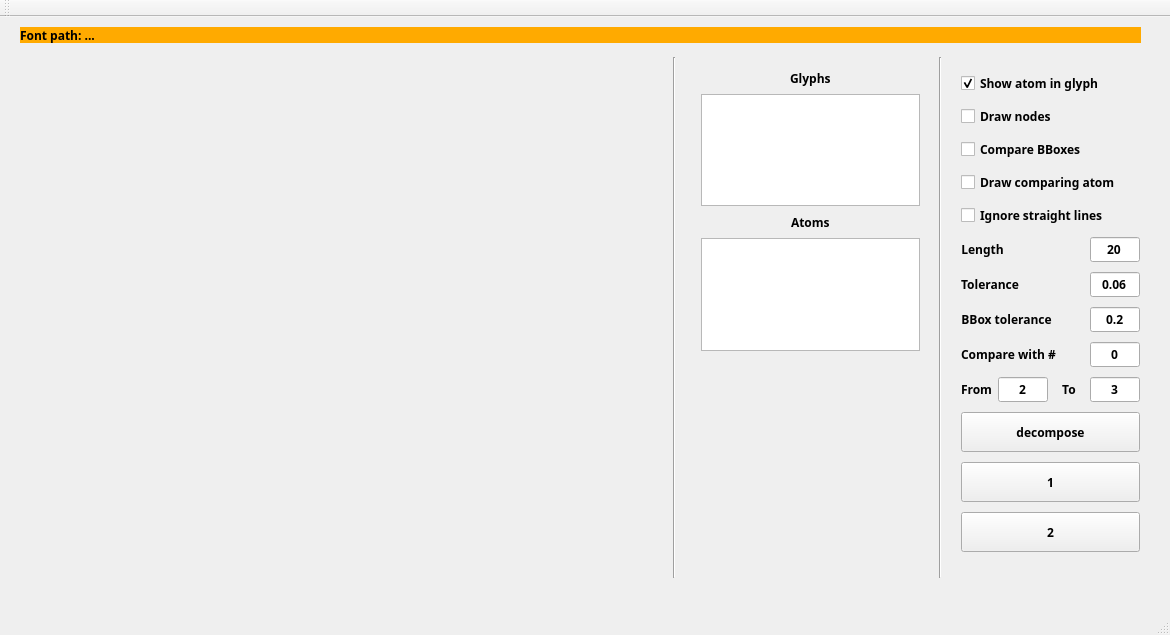
First picture: the form in app/mainwindow.ui, repository dshibanov/atom, before the edit.
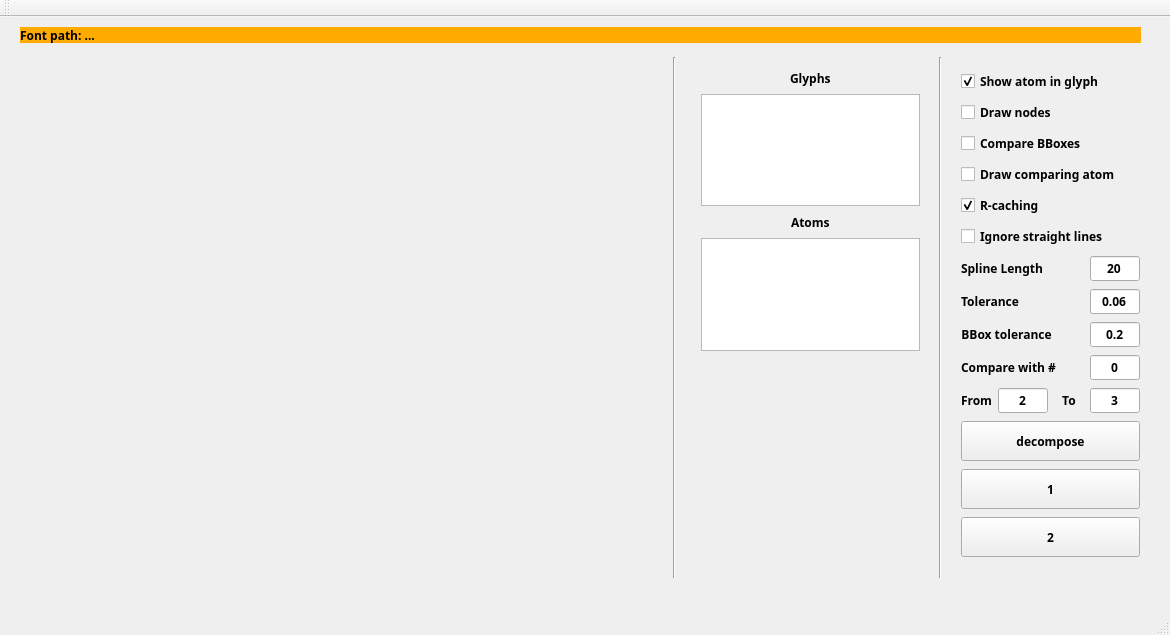
Second picture: the form after the edit.

```diff
--- a/app/mainwindow.ui
+++ b/app/mainwindow.ui
@@ -298,6 +298,26 @@
        </property>
       </widget>
      </item>
+     <item>
+      <widget class="QCheckBox" name="Rcaching">
+       <property name="font">
+        <font>
+         <family>Arial Black</family>
+         <weight>75</weight>
+         <bold>true</bold>
+        </font>
+       </property>
+       <property name="layoutDirection">
+        <enum>Qt::LeftToRight</enum>
+       </property>
+       <property name="text">
+        <string>R-caching</string>
+       </property>
+       <property name="checked">
+        <bool>true</bool>
+       </property>
+      </widget>
+     </item>
      <item>
       <widget class="QCheckBox" name="IgnoreStraight">
        <property name="font">
@@ -320,7 +340,7 @@
      </item>
      <item>
       <layout class="QHBoxLayout" name="horizontalLayout_4">
-       <item alignment="Qt::AlignLeft">
+       <item>
         <widget class="QLabel" name="label_5">
          <property name="font">
           <font>
@@ -337,10 +357,10 @@
 </string>
          </property>
          <property name="text">
-          <string>Length</string>
+          <string>Spline Length</string>
          </property>
          <property name="alignment">
-          <set>Qt::AlignCenter</set>
+          <set>Qt::AlignLeading|Qt::AlignLeft|Qt::AlignVCenter</set>
          </property>
         </widget>
        </item>
```
